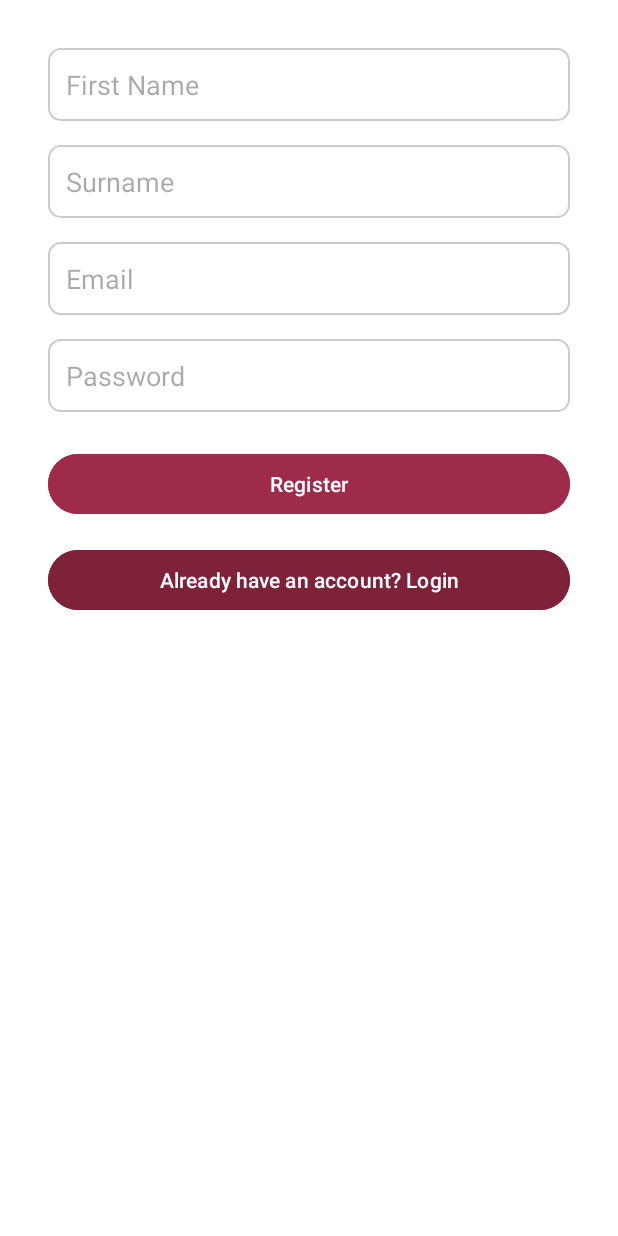
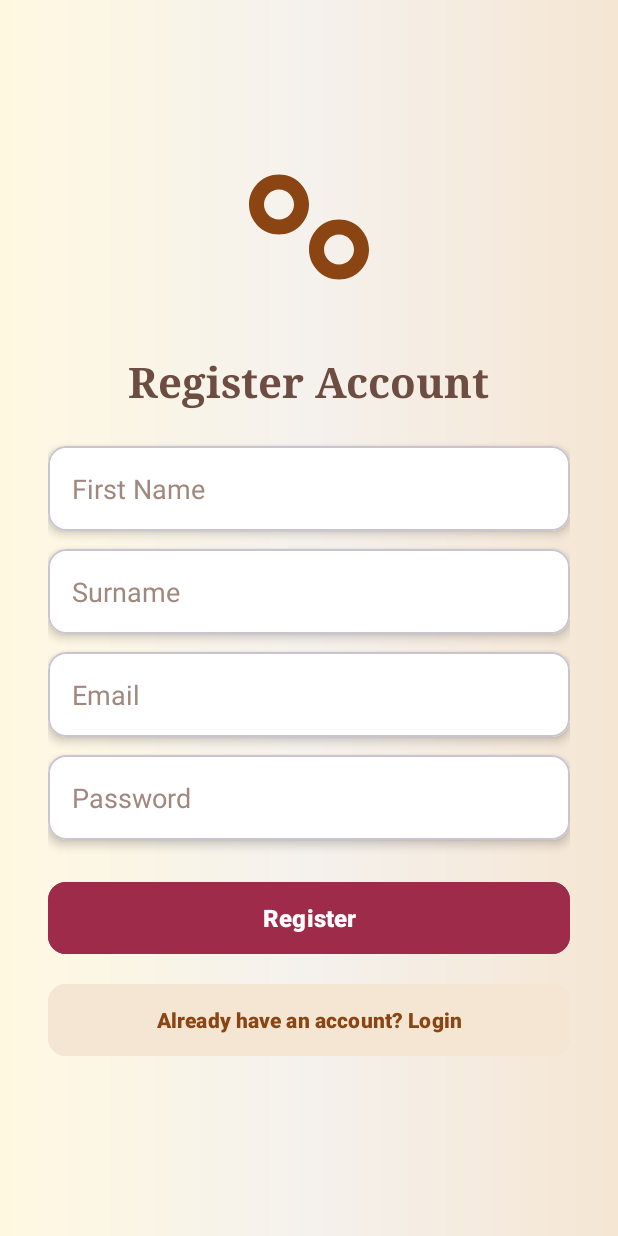
Before and after one commit to Kowthar04/Cortado-AI, an Android app: the RegisterActivity screen opened directly, with no data from a screen before it, on a phone screen of 412 x 824 dp. Run offline under Robolectric (Android 15) with nearby library versions, the phone set to English and light mode, and no system bars; our stand-ins replace Firebase (no records; nobody signed in at launch, a user with empty details on screens opened directly).

Commit message:
Changed whole of register pages layout

```diff
--- a/app/src/main/res/layout/activity_register.xml
+++ b/app/src/main/res/layout/activity_register.xml
@@ -1,89 +1,144 @@
 <?xml version="1.0" encoding="utf-8"?>
-<androidx.constraintlayout.widget.ConstraintLayout
-    xmlns:android="http://schemas.android.com/apk/res/android"
+<ScrollView xmlns:android="http://schemas.android.com/apk/res/android"
     xmlns:app="http://schemas.android.com/apk/res-auto"
-    android:id="@+id/registerLayout"
     android:layout_width="match_parent"
     android:layout_height="match_parent"
+    android:background="@drawable/login_background_gradient"
+    android:fillViewport="true">
+
+    <LinearLayout
+        android:layout_width="match_parent"
+        android:layout_height="wrap_content"
+        android:orientation="vertical"
         android:padding="32dp"
-    android:background="#FFFFFF">
+        android:gravity="center">
 
+        <ImageView
+            android:layout_width="120dp"
+            android:layout_height="120dp"
+            android:src="@drawable/ic_coffee_beans"
+            android:contentDescription="Coffee Beans"
+            app:tint="#8B4513"
+            android:layout_marginBottom="24dp"/>
+
+
+        <TextView
+            android:layout_width="wrap_content"
+            android:layout_height="wrap_content"
+            android:text="Register Account"
+            android:textSize="28sp"
+            android:textStyle="bold"
+            android:textColor="#6D4C41"
+            android:fontFamily="serif"
+            android:layout_marginBottom="24dp"/>
+
+
+        <com.google.android.material.card.MaterialCardView
+            android:layout_width="match_parent"
+            android:layout_height="wrap_content"
+            android:layout_marginBottom="12dp"
+            app:cardCornerRadius="12dp"
+            app:cardElevation="4dp"
+            app:cardBackgroundColor="#FFFFFF">
 
             <EditText
                 android:id="@+id/editTextFirstName"
-        android:layout_width="0dp"
+                android:layout_width="match_parent"
                 android:layout_height="wrap_content"
                 android:hint="First Name"
-        android:padding="12dp"
-        android:background="@drawable/edittext_background"
-        app:layout_constraintTop_toTopOf="parent"
-        app:layout_constraintStart_toStartOf="parent"
-        app:layout_constraintEnd_toEndOf="parent"/>
+                android:padding="16dp"
+                android:background="@android:color/transparent"
+                android:textColor="#6D4C41"
+                android:textColorHint="#A1887F"/>
+        </com.google.android.material.card.MaterialCardView>
 
+
+        <com.google.android.material.card.MaterialCardView
+            android:layout_width="match_parent"
+            android:layout_height="wrap_content"
+            android:layout_marginBottom="12dp"
+            app:cardCornerRadius="12dp"
+            app:cardElevation="4dp"
+            app:cardBackgroundColor="#FFFFFF">
 
             <EditText
                 android:id="@+id/editTextSurname"
-        android:layout_width="0dp"
+                android:layout_width="match_parent"
                 android:layout_height="wrap_content"
                 android:hint="Surname"
-        android:padding="12dp"
-        android:background="@drawable/edittext_background"
-        app:layout_constraintTop_toBottomOf="@id/editTextFirstName"
-        android:layout_marginTop="16dp"
-        app:layout_constraintStart_toStartOf="parent"
-        app:layout_constraintEnd_toEndOf="parent"/>
+                android:padding="16dp"
+                android:background="@android:color/transparent"
+                android:textColor="#6D4C41"
+                android:textColorHint="#A1887F"/>
+        </com.google.android.material.card.MaterialCardView>
 
+
+        <com.google.android.material.card.MaterialCardView
+            android:layout_width="match_parent"
+            android:layout_height="wrap_content"
+            android:layout_marginBottom="12dp"
+            app:cardCornerRadius="12dp"
+            app:cardElevation="4dp"
+            app:cardBackgroundColor="#FFFFFF">
 
             <EditText
                 android:id="@+id/editTextEmail"
-        android:layout_width="0dp"
+                android:layout_width="match_parent"
                 android:layout_height="wrap_content"
                 android:hint="Email"
                 android:inputType="textEmailAddress"
-        android:padding="12dp"
-        android:background="@drawable/edittext_background"
-        app:layout_constraintTop_toBottomOf="@id/editTextSurname"
-        android:layout_marginTop="16dp"
-        app:layout_constraintStart_toStartOf="parent"
-        app:layout_constraintEnd_toEndOf="parent"/>
+                android:padding="16dp"
+                android:background="@android:color/transparent"
+                android:textColor="#6D4C41"
+                android:textColorHint="#A1887F"/>
+        </com.google.android.material.card.MaterialCardView>
 
+
+        <com.google.android.material.card.MaterialCardView
+            android:layout_width="match_parent"
+            android:layout_height="wrap_content"
+            android:layout_marginBottom="24dp"
+            app:cardCornerRadius="12dp"
+            app:cardElevation="4dp"
+            app:cardBackgroundColor="#FFFFFF">
 
             <EditText
                 android:id="@+id/editTextPassword"
-        android:layout_width="0dp"
+                android:layout_width="match_parent"
                 android:layout_height="wrap_content"
                 android:hint="Password"
                 android:inputType="textPassword"
-        android:padding="12dp"
-        android:background="@drawable/edittext_background"
-        app:layout_constraintTop_toBottomOf="@id/editTextEmail"
-        android:layout_marginTop="16dp"
-        app:layout_constraintStart_toStartOf="parent"
-        app:layout_constraintEnd_toEndOf="parent"/>
+                android:padding="16dp"
+                android:background="@android:color/transparent"
+                android:textColor="#6D4C41"
+                android:textColorHint="#A1887F"/>
+        </com.google.android.material.card.MaterialCardView>
+
 
         <Button
             android:id="@+id/registerButton"
-        android:layout_width="0dp"
-        android:layout_height="wrap_content"
+            android:layout_width="match_parent"
+            android:layout_height="56dp"
             android:text="Register"
+            android:textColor="#FFFFFF"
+            android:textStyle="bold"
+            android:textSize="16sp"
             android:backgroundTint="#9E2B4A"
-        android:textColor="#FFFFFF"
-        app:layout_constraintTop_toBottomOf="@id/editTextPassword"
-        android:layout_marginTop="24dp"
-        app:layout_constraintStart_toStartOf="parent"
-        app:layout_constraintEnd_toEndOf="parent"/>
+            app:cornerRadius="12dp"
+            android:elevation="6dp"
+            android:layout_marginBottom="12dp"/>
 
 
         <Button
             android:id="@+id/loginRedirectButton"
-        android:layout_width="0dp"
-        android:layout_height="wrap_content"
+            android:layout_width="match_parent"
+            android:layout_height="56dp"
             android:text="Already have an account? Login"
-        android:backgroundTint="#7D2239"
-        android:textColor="#FFFFFF"
-        app:layout_constraintTop_toBottomOf="@id/registerButton"
-        android:layout_marginTop="16dp"
-        app:layout_constraintStart_toStartOf="parent"
-        app:layout_constraintEnd_toEndOf="parent"/>
+            android:textColor="#8B4513"
+            android:textStyle="bold"
+            android:backgroundTint="#F5E6D3"
+            app:cornerRadius="12dp"
+            android:layout_marginBottom="24dp"/>
+    </LinearLayout>
 
-</androidx.constraintlayout.widget.ConstraintLayout>
+</ScrollView>
```
Lines whose indentation alone changed are shown as unchanged.
